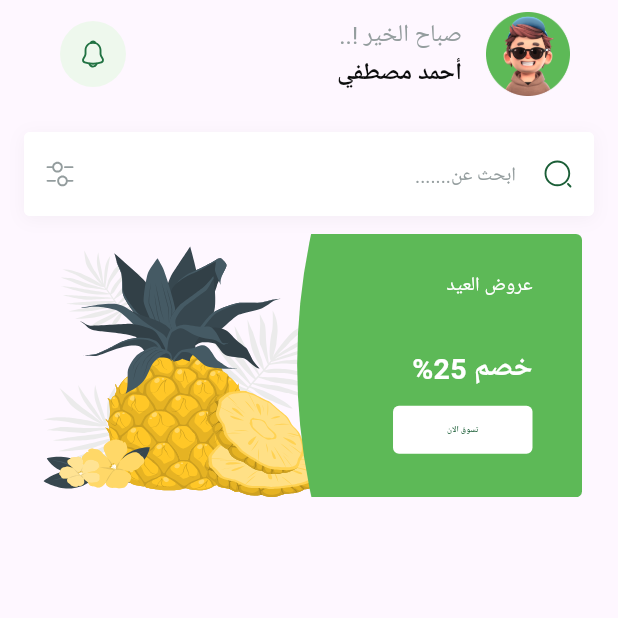
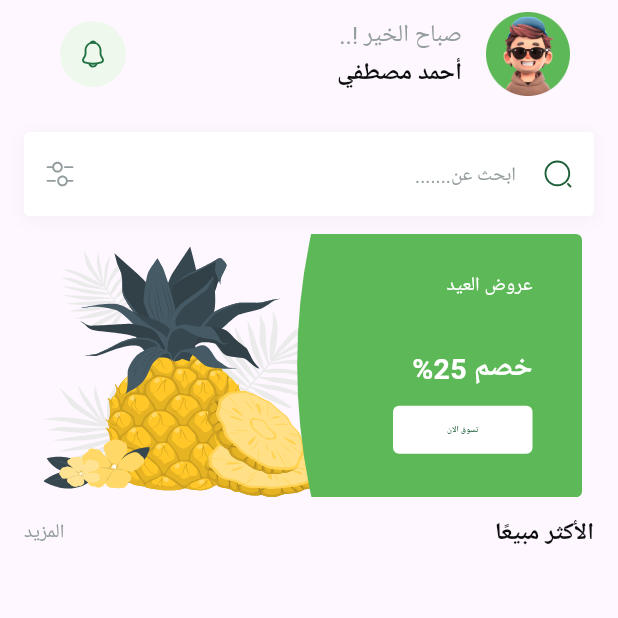
Before and after one commit to Tala-foqha/Fruit-Hub, a Flutter app: the HomeView screen opened by its route, on a phone screen of 412 x 824 dp, the top half of it. Run offline on Flutter 3.47's test engine with Material 3 defaults, Android fonts, the phone set to English and light mode, and no system bars; our stand-ins replace bloc, cloud_firestore, dartz, dots_indicator, firebase_auth, firebase_core and 8 more; accounts and stored records are empty; Roboto replaces fonts that are missing (Cairo); project files that could hold a hidden picture were left out.

Commit message:
best seller header done

```diff
--- /dev/null
+++ b/lib/features/home/presentation/view/widget/best_seller_header.dart
@@ -0,0 +1,23 @@
+// features/home/presentation/view/widget/best_seller_header.dart
+import 'package:flutter/cupertino.dart';
+import 'package:fruits_app/core/utils/app_styles.dart';
+
+class BestSellerHeader extends StatelessWidget {
+  const BestSellerHeader({super.key});
+
+  @override
+  Widget build(BuildContext context) {
+    return Row(
+      children: [
+       Text('الأكثر مبيعًا',
+       style: AppStyles.bold16.copyWith(
+        color: Color(0xff0C0D0D)
+       ),) ,
+       Spacer(),
+       Text('المزيد',style: AppStyles.regular13.copyWith(
+        color: Color(0xff949D9E)
+       ),)
+      ],
+    );
+  }
+}
--- a/lib/features/home/presentation/view/widget/home_view_body.dart
+++ b/lib/features/home/presentation/view/widget/home_view_body.dart
@@ -1,6 +1,7 @@
 // features/home/presentation/view/widget/home_view_body.dart
 import 'package:flutter/material.dart';
 import 'package:fruits_app/core/widgets/search_text_field.dart';
+import 'package:fruits_app/features/home/presentation/view/widget/best_seller_header.dart';
 import 'package:fruits_app/features/home/presentation/view/widget/custom_home_app_bar.dart';
 import 'package:fruits_app/features/home/presentation/view/widget/featured_item.dart';
 import 'package:fruits_app/features/home/presentation/view/widget/featured_list.dart';
@@ -22,7 +23,9 @@ class HomeViewBody extends StatelessWidget {
              SizedBox(height: 16,),
              SearchTextField(),
            SizedBox(height:12 ,),
-             FeaturedList()
+             FeaturedList(),
+             SizedBox(height: 12,),
+             BestSellerHeader()
             ],
           ))
         ],
```
